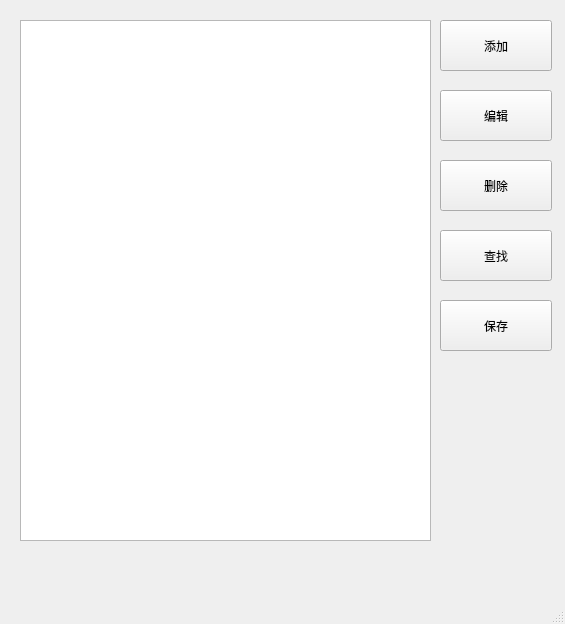
First picture: the form in mainwindow.ui, repository MarkLux/Qt-PhoneBook, before the edit.
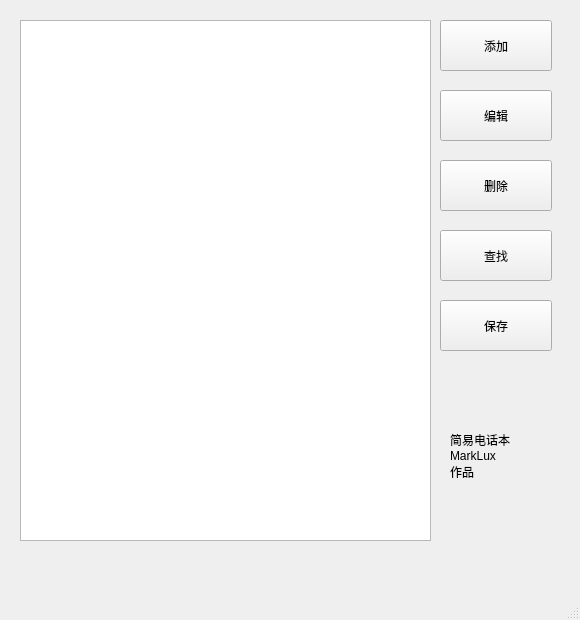
Second picture: the form after the edit.

```diff
--- a/mainwindow.ui
+++ b/mainwindow.ui
@@ -6,10 +6,22 @@
    <rect>
     <x>0</x>
     <y>0</y>
-    <width>565</width>
-    <height>624</height>
+    <width>580</width>
+    <height>620</height>
    </rect>
   </property>
+  <property name="minimumSize">
+   <size>
+    <width>580</width>
+    <height>620</height>
+   </size>
+  </property>
+  <property name="maximumSize">
+   <size>
+    <width>580</width>
+    <height>620</height>
+   </size>
+  </property>
   <property name="windowTitle">
    <string>MainWindow</string>
   </property>
@@ -76,6 +88,21 @@
      <string>查找</string>
     </property>
    </widget>
+   <widget class="QLabel" name="label">
+    <property name="geometry">
+     <rect>
+      <x>450</x>
+      <y>380</y>
+      <width>91</width>
+      <height>151</height>
+     </rect>
+    </property>
+    <property name="text">
+     <string>简易电话本
+MarkLux
+作品</string>
+    </property>
+   </widget>
    <widget class="QPushButton" name="saveButton">
     <property name="geometry">
      <rect>
```
Left out of the diff: 12 changed lines with no effect on the pictures.
